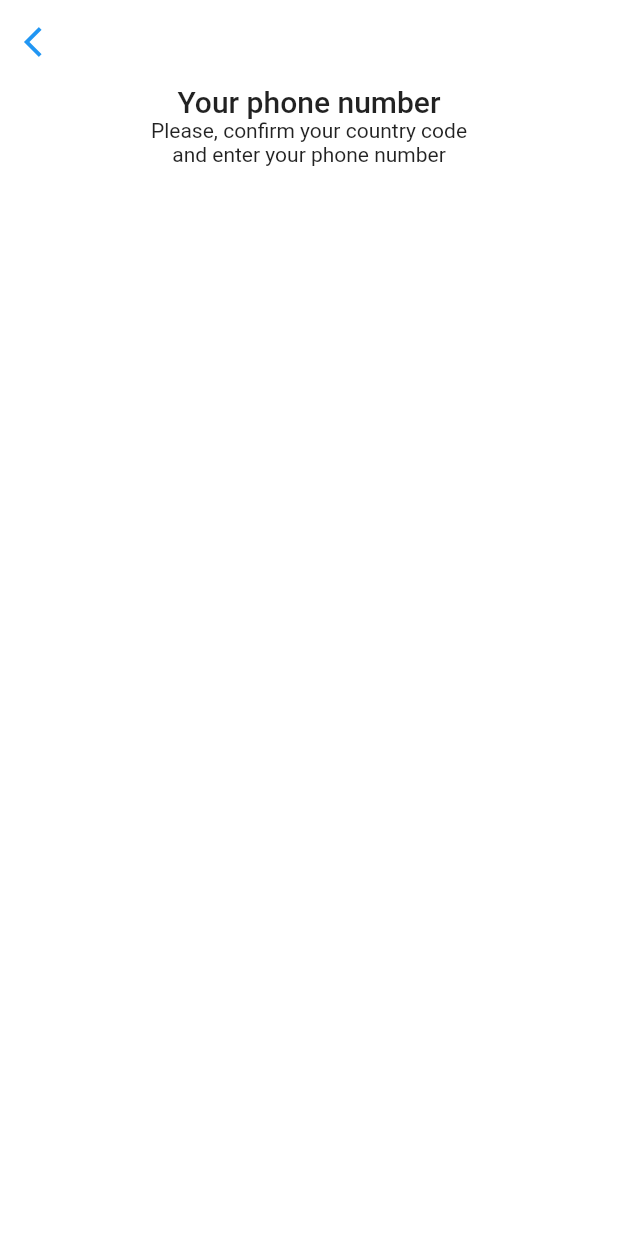
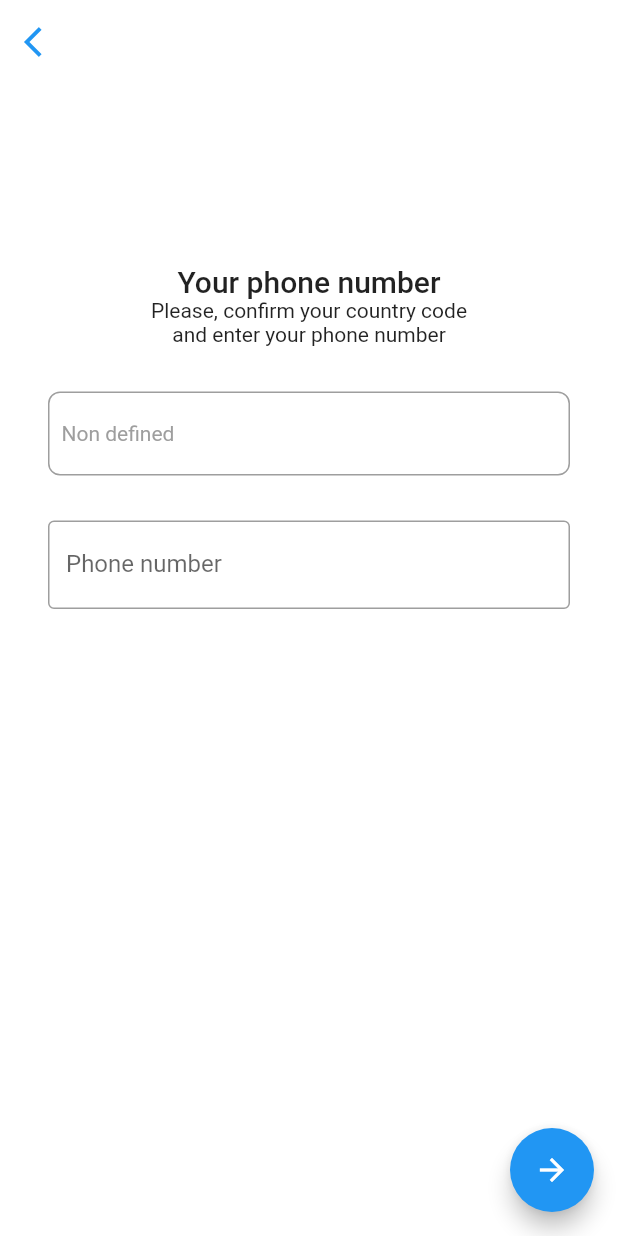
Before and after one commit to ahadjonovss/pagenation, a Flutter app: the TelegramAuthPage screen opened directly, on a phone screen of 412 x 824 dp. Run offline on Flutter 3.47's test engine with Material 2 defaults, Android fonts, the phone set to English and light mode, and no system bars; our stand-ins replace bloc, cached_network_image, dio, equatable, flutter_bloc, mask_text_input_formatter and 1 more.

Commit message:
pagination done

```diff
--- /dev/null
+++ b/lib/bloc/auth_cubit/auth_cubit.dart
@@ -0,0 +1,28 @@
+import 'package:bloc/bloc.dart';
+import 'package:equatable/equatable.dart';
+import 'package:meta/meta.dart';
+
+part 'auth_state.dart';
+
+class AuthCubit extends Cubit<AuthState> {
+  AuthCubit() : super(AuthState(isLoading: false, isDone: false,isUzb: false));
+
+
+  void checkNumber(String number){
+    if(number.startsWith("+998")){
+      emit(state.copyWith(isUzb: true));
+    }
+    if(number.length==19){
+      print("Keldi");
+      nextPage();
+    }
+    print(number.length);
+  }
+
+
+  Future<void> nextPage() async {
+    emit(state.copyWith(isLoading: true));
+    await Future.delayed( const Duration(seconds: 3));
+    emit(state.copyWith(isDone:true));
+  }
+}
--- /dev/null
+++ b/lib/bloc/auth_cubit/auth_state.dart
@@ -0,0 +1,33 @@
+part of 'auth_cubit.dart';
+
+ // ignore: must_be_immutable
+ class AuthState extends Equatable {
+   bool isDone;
+   bool isLoading;
+   bool isUzb;
+
+   AuthState({required this.isLoading,required this.isDone,required this.isUzb});
+
+
+   copyWith(
+   {
+     bool? isLoading,
+     bool? isDone,
+     bool? isUzb,
+ }
+       ){
+     return AuthState(isLoading: isLoading??this.isLoading, isDone: isDone??this.isDone, isUzb: isUzb??this.isUzb);
+   }
+
+
+
+
+
+
+  @override
+  // TODO: implement props
+  List<Object?> get props => [
+    isDone,
+    isLoading
+  ];
+}
--- a/lib/ui/auth/auth_page.dart
+++ b/lib/ui/auth/auth_page.dart
@@ -1,11 +1,29 @@
 import 'package:flutter/material.dart';
+import 'package:flutter_bloc/flutter_bloc.dart';
+import 'package:mask_text_input_formatter/mask_text_input_formatter.dart';
+import 'package:pagenation/bloc/auth_cubit/auth_cubit.dart';
+import 'package:pagenation/ui/auth/sms_page.dart';
 
 class TelegramAuthPage extends StatelessWidget {
-  const TelegramAuthPage({Key? key}) : super(key: key);
+   TelegramAuthPage({Key? key}) : super(key: key);
+
+  var maskFormatter = new MaskTextInputFormatter(
+      mask: '+### | ## ###-##-##',
+      filter: { "#": RegExp(r'[0-9]') },
+      type: MaskAutoCompletionType.lazy
+  );
 
   @override
   Widget build(BuildContext context) {
-    return Scaffold(
+    return BlocConsumer<AuthCubit,AuthState>(
+      listener: (context, state) {
+        if(state.isDone){
+          print("Ketishi kere");
+          Navigator.pushReplacement(context, MaterialPageRoute(builder: (context) => const ConfirmPage(),));
+        }
+      },
+      builder: (context, state) {
+        return  Scaffold(
             appBar: AppBar(
               leading: IconButton(icon: Icon(Icons.arrow_back_ios,color: Colors.blue,),onPressed: () {
                 Navigator.pop(context);
@@ -14,16 +32,64 @@ class TelegramAuthPage extends StatelessWidget {
               backgroundColor: Colors.white,
             ),
             backgroundColor: Colors.white,
+            floatingActionButton: FloatingActionButton(
+              onPressed: () {
+
+
+              },
+              child: context.read<AuthCubit>().state.isDone?const Padding(
+               padding: EdgeInsets.all(14),
+                child:  Center(
+                  child: CircularProgressIndicator(
+                    color: Colors.white,
+                  ),
+                ),
+              ):Icon(Icons.arrow_forward,color: Colors.white,),
+            ),
             body: Center(
+              child: Padding(
+                padding: EdgeInsets.symmetric(horizontal: 32),
                 child: Column(
-          children:const  [
+                  children:  [
+                    SizedBox(height: 120,),
                     Text("Your phone number",style: TextStyle(fontSize: 20,fontWeight: FontWeight.w500),),
                     Text("Please, confirm your country code\nand enter your phone number",textAlign:TextAlign.center,style: TextStyle(fontSize: 14,),),
+                    SizedBox(height: 30,),
+                    Container(
+                      padding: EdgeInsets.all(8),
+                      alignment: Alignment.centerLeft,
+                      height: 56,
+                      width: 400,
+                      decoration: BoxDecoration(
+                          border: Border.all(color: Colors.grey),
+                          borderRadius: BorderRadius.circular(8)
+                      ),
+                      child: Text(state.isUzb?"🇺🇿 Uzbekistan":"Non defined",style: TextStyle(color: Colors.grey),),
+                    ),
+                    SizedBox(height: 30,),
+                    Container(
+                      width: 400,
+                      child: TextField(
+                        inputFormatters: [maskFormatter],
+                        keyboardType: TextInputType.number,
+                        onChanged: (value) {
+                          context.read<AuthCubit>().checkNumber(value);
+                        },
+                        decoration: const InputDecoration(
+                          border: OutlineInputBorder(),
+                          label: Text("Phone number"),
+                        ),
+                      ),
+                    )
 
 
                   ],
                 ),
               ),
+            )
+        );
+      },
+
     );
   }
 }
--- a/pubspec.yaml
+++ b/pubspec.yaml
@@ -41,6 +41,8 @@ dependencies:
   cached_network_image: ^3.2.3
   shimmer: ^2.0.0
   flutter_telegram_login: ^0.0.2
+  mask_text_input_formatter: ^2.4.0
+  equatable: ^2.0.5
 
 dev_dependencies:
   flutter_test:
```
Also changed, not shown: lib/main.dart (+9 -2 lines), lib/ui/auth/sms_page.dart (added, +10 -0 lines), pubspec.lock, 1 other file. Lines whose indentation alone changed are shown as unchanged.
